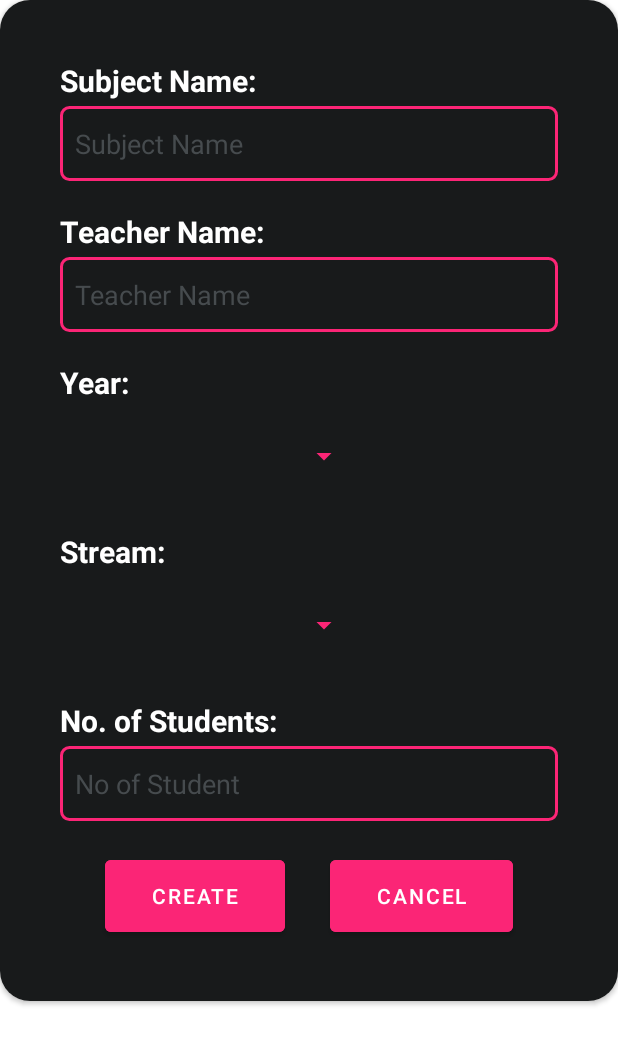
After one commit to CrimsonPrideStudio/AttendanceApp, an Android app: the layout add_class_dataform.xml on its own in the app's theme, with its tools: preview values and no code run, on a phone screen of 412 x 824 dp. The commit adds this screen. Shown: the top 1045 px of the screen. Run offline under Robolectric (Android 15) with nearby library versions, the phone set to English and light mode, and no system bars.

Commit message:
addclass,fixed layout

```diff
--- /dev/null
+++ b/components/src/main/res/layout/add_class_dataform.xml
@@ -0,0 +1,205 @@
+<?xml version="1.0" encoding="utf-8"?>
+<androidx.cardview.widget.CardView xmlns:android="http://schemas.android.com/apk/res/android"
+    android:layout_width="match_parent"
+    android:layout_height="wrap_content"
+    xmlns:app="http://schemas.android.com/apk/res-auto"
+    app:cardCornerRadius="20dp">
+
+    <LinearLayout
+        android:layout_width="match_parent"
+        android:layout_height="wrap_content"
+        android:orientation="vertical"
+        android:weightSum="6"
+        android:background="@color/gray"
+        android:padding="40dp"
+        >
+        <Space
+            android:layout_width="match_parent"
+            android:layout_height="wrap_content"
+            android:layout_weight="1"/>
+
+        <LinearLayout
+            android:layout_width="match_parent"
+            android:layout_height="wrap_content"
+            android:gravity="center"
+
+            android:layout_weight="2">
+
+            <LinearLayout
+                android:id="@+id/inputFormLayout"
+                android:layout_width="match_parent"
+                android:layout_height="wrap_content"
+                android:layout_gravity="center_vertical"
+                android:layout_weight="2"
+                android:orientation="vertical">
+
+                <TextView
+                    android:id="@+id/subjectName"
+                    android:layout_width="wrap_content"
+                    android:layout_height="wrap_content"
+                    android:text="Subject Name:"
+                    android:textColor="@color/white"
+                    android:textSize="20sp"
+
+                    android:textStyle="bold" />
+
+                <EditText
+                    android:id="@+id/subjectNameInput"
+                    android:layout_width="match_parent"
+                    android:layout_height="50sp"
+                    android:layout_marginTop="3dp"
+                    android:layout_marginBottom="20dp"
+                    android:layout_weight="1"
+                    android:background="@drawable/rectangularborder"
+                    android:ems="13"
+                    android:gravity="center_vertical"
+                    android:hint="Subject Name"
+                    android:inputType="textPersonName"
+                    android:padding="10sp"
+                    android:textColor="@color/white"
+                    android:textColorHint="@color/lightgray" />
+
+                <TextView
+                    android:id="@+id/teacherName"
+                    android:layout_width="wrap_content"
+                    android:layout_height="wrap_content"
+                    android:text="Teacher Name:"
+                    android:textColor="@color/white"
+                    android:textSize="20sp"
+                    android:textStyle="bold" />
+
+                <EditText
+                    android:id="@+id/teacherNameInput"
+                    android:layout_width="match_parent"
+                    android:layout_height="50sp"
+                    android:layout_marginTop="3dp"
+                    android:layout_marginBottom="20dp"
+                    android:layout_weight="1"
+                    android:background="@drawable/rectangularborder"
+                    android:ems="13"
+                    android:hint="Teacher Name"
+                    android:textColorHint="@color/lightgray"
+                    android:inputType="textPersonName"
+                    android:padding="10dp" />
+
+                <TextView
+                    android:id="@+id/year"
+                    android:layout_width="wrap_content"
+                    android:layout_height="wrap_content"
+                    android:text="Year:"
+                    android:textColor="@color/white"
+                    android:textSize="20sp"
+                    android:textStyle="bold" />
+
+                <Spinner
+                    android:id="@+id/yearSpinner"
+                    android:layout_width="200dp"
+                    android:layout_height="60dp"
+                    android:layout_marginTop="5dp"
+                    android:layout_marginBottom="20dp"
+                    android:backgroundTint="@color/Radical_Red"
+                    android:layout_weight="1"
+
+                    android:autofillHints="Year" />
+
+                <TextView
+                    android:id="@+id/stream"
+                    android:layout_width="wrap_content"
+                    android:layout_height="wrap_content"
+                    android:text="Stream:"
+                    android:textColor="@color/white"
+                    android:textSize="20sp"
+                    android:textStyle="bold" />
+
+                <Spinner
+                    android:id="@+id/streamSpinner"
+                    android:layout_width="200dp"
+                    android:layout_height="60sp"
+                    android:layout_marginTop="5dp"
+                    android:layout_marginBottom="20dp"
+                    android:backgroundTint="@color/Radical_Red"
+                    android:layout_weight="1"
+                    android:autofillHints="Stream" />
+
+                <TextView
+                    android:id="@+id/totalStudents"
+                    android:layout_width="wrap_content"
+                    android:layout_height="wrap_content"
+                    android:text="No. of Students:"
+                    android:textColor="@color/white"
+                    android:textSize="20sp"
+                    android:textStyle="bold" />
+
+                <EditText
+                    android:id="@+id/totalStudentsInput"
+                    android:layout_width="match_parent"
+                    android:layout_height="50sp"
+                    android:layout_marginTop="3dp"
+                    android:layout_marginBottom="20sp"
+                    android:layout_weight="1"
+                    android:background="@drawable/rectangularborder"
+                    android:ems="13"
+                    android:hint="No of Student"
+                    android:textColorHint="@color/lightgray"
+                    android:inputType="number"
+                    android:padding="10dp" />
+
+            </LinearLayout>
+
+        </LinearLayout>
+
+        <Space
+            android:layout_width="match_parent"
+            android:layout_height="wrap_content"
+            android:layout_weight="1" />
+
+        <LinearLayout
+            android:id="@+id/btnLayout"
+            android:layout_width="match_parent"
+            android:layout_height="wrap_content"
+            android:orientation="horizontal"
+            android:layout_weight="1"
+            android:weightSum="5"
+            android:gravity="center">
+            <Space
+                android:layout_width="wrap_content"
+                android:layout_height="wrap_content"
+                android:layout_weight="1"/>
+
+            <Button
+                android:id="@+id/createBtn"
+                android:layout_width="wrap_content"
+                android:layout_height="60dp"
+                android:layout_weight="1"
+                android:backgroundTint="@color/Radical_Red"
+                android:textColor="@color/white"
+                android:text="Create"/>
+            <Space
+                android:layout_width="wrap_content"
+                android:layout_height="wrap_content"
+                android:layout_weight="1"/>
+
+            <Button
+                android:id="@+id/cancelBtn"
+                android:layout_width="wrap_content"
+                android:layout_height="60dp"
+                android:backgroundTint="@color/Radical_Red"
+                android:layout_weight="1"
+                android:textColor="@color/white"
+                android:text="Cancel" />
+            <Space
+                android:layout_width="wrap_content"
+                android:layout_height="wrap_content"
+                android:layout_weight="1"/>
+
+        </LinearLayout>
+
+
+        <Space
+            android:layout_width="match_parent"
+            android:layout_height="wrap_content"
+            android:layout_weight="1"/>
+
+    </LinearLayout>
+
+</androidx.cardview.widget.CardView>
--- a/components/src/main/res/layout/attendance_cardview.xml
+++ b/components/src/main/res/layout/attendance_cardview.xml
@@ -7,7 +7,7 @@
     android:layout_marginStart="15dp"
     android:layout_marginEnd="15dp"
     android:layout_marginBottom="20dp"
-
+    app:cardBackgroundColor="@color/gray"
     app:cardCornerRadius="11dp"
     app:cardElevation="11dp">
 
@@ -58,7 +58,9 @@
             android:id="@+id/presents"
             android:layout_width="wrap_content"
             android:layout_height="wrap_content"
-            android:padding="5dp"
+            android:paddingLeft="15dp"
+            android:paddingBottom="5dp"
+            android:paddingTop="5dp"
             android:layout_weight="1"
             android:background="@drawable/green_rectangular_border"
             android:text="Present"
--- a/components/src/main/res/layout/home_card_view.xml
+++ b/components/src/main/res/layout/home_card_view.xml
@@ -35,7 +35,7 @@
                     android:layout_height="wrap_content"
                     android:text="Compiler Design, 7th"
                     android:textAlignment="center"
-                    android:textColor="@color/white"
+                    android:textColor="@color/Radical_Red"
                     android:textSize="18sp"
                     />
 
@@ -53,7 +53,7 @@
                     android:id="@+id/lastUpdated"
                     android:layout_width="match_parent"
                     android:layout_height="wrap_content"
-                    android:textColor="@color/white"
+                    android:textColor="@color/lightgray"
                     android:layout_marginTop="10sp"
                     android:text="7 November,2022" />
             </LinearLayout>
--- a/components/src/main/res/layout/setting_page.xml
+++ b/components/src/main/res/layout/setting_page.xml
@@ -32,8 +32,9 @@
             android:layout_marginStart="30dp"
             android:layout_marginTop="30dp"
             android:layout_marginEnd="30dp"
-            android:text="Notification"
-            android:paddingLeft="280px "
+            android:text="NOTIFICATION"
+            android:paddingLeft="100dp"
+            android:textSize="15dp"
             android:textAlignment="center"
             android:textColor="@color/Radical_Red"
             tools:ignore="UseSwitchCompatOrMaterialXml" />
--- a/components/src/main/res/values/colors.xml
+++ b/components/src/main/res/values/colors.xml
@@ -10,6 +10,7 @@
 
 
     <color name="gray">#181A1B</color>
+    <color name="lightgray">#464B4E</color>
     <color name="Violent_Violet">#150050</color>
     <color name="Indigo">#3F0071</color>
     <color name="Radical_Red">#FB2576</color>
```
Also changed, not shown: components/src/main/res/layout/attendance_recyclerview.xml (added, +137 -0 lines), components/src/main/res/layout/fragment_dashboard.xml (+6 -16 lines).
